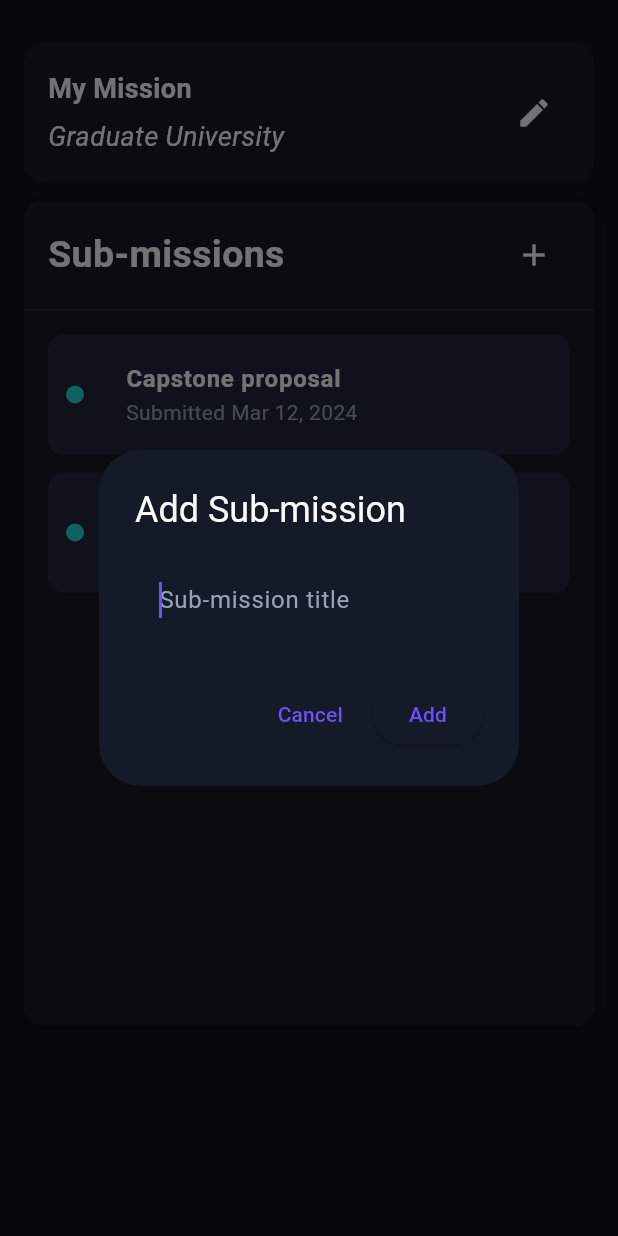
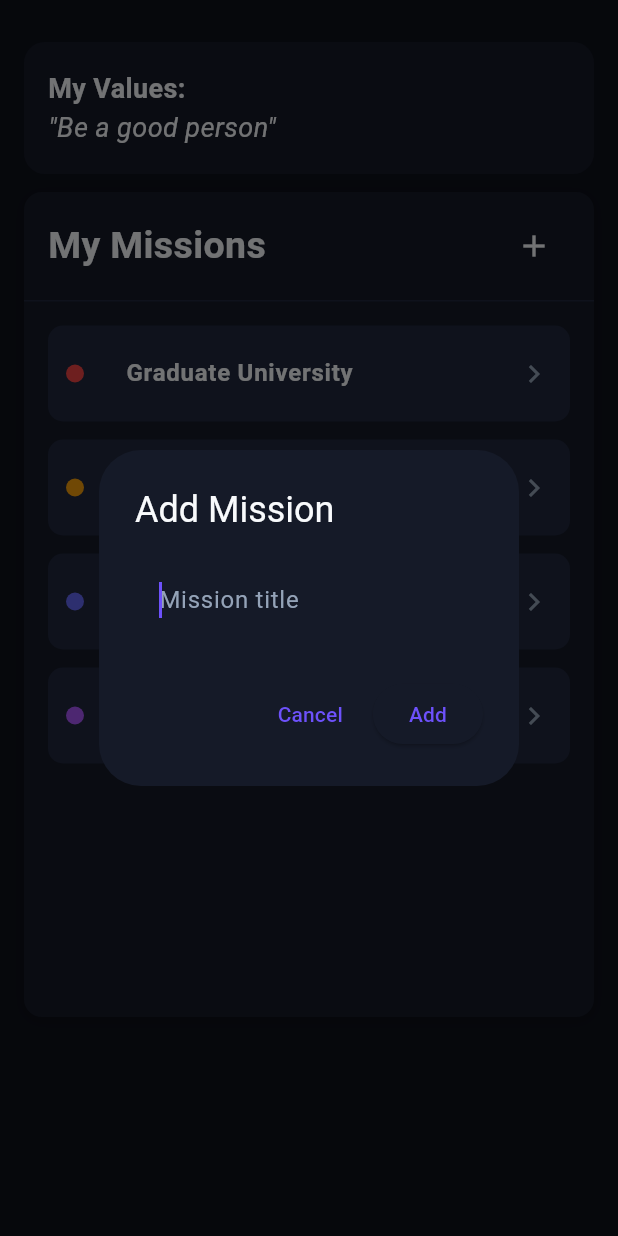
Before and after one commit to koixos/oop-mobile-frontend, a Flutter app: the MissionsListPage screen opened directly, after a tap on the "add" icon, on a phone screen of 412 x 824 dp. Run offline on Flutter 3.47's test engine with Material 3 defaults, Android fonts, the phone set to English and light mode, and no system bars; our stand-ins replace fluttertoast, shared_preferences, speech_to_text; accounts and stored records are empty.

```diff
--- a/lib/views/missions/missions_list_page.dart
+++ b/lib/views/missions/missions_list_page.dart
@@ -1,7 +1,7 @@
 import 'package:flutter/material.dart';
 import 'package:shared_preferences/shared_preferences.dart';
 import 'package:sptm/core/constants.dart';
-import 'package:sptm/views/missions/sub_mission_detail_page.dart';
+import 'package:sptm/views/missions/mission_detail_page.dart';
 
 class MissionsListPage extends StatefulWidget {
   const MissionsListPage({super.key});
@@ -11,8 +11,11 @@ class MissionsListPage extends StatefulWidget {
 }
 
 class _MissionsListPageState extends State<MissionsListPage> {
-  String _missionTitle = "Graduate University";
-  final List<MissionSubmission> _submissions = [
+  final List<Map<String, Object>> _missions = [
+    {
+      'title': "Graduate University",
+      'color': const Color(AppColors.danger),
+      'submissions': [
         MissionSubmission(
           title: "Capstone proposal",
           subtitle: "Submitted Mar 12, 2024",
@@ -21,6 +24,42 @@ class _MissionsListPageState extends State<MissionsListPage> {
           title: "Pass Algo class",
           subtitle: "Submitted Apr 02, 2024",
         ),
+      ],
+    },
+    {
+      'title': "Find a Job",
+      'color': const Color(AppColors.warning),
+      'submissions': [
+        MissionSubmission(
+          title: "Apply to jobs",
+          subtitle: "Submitted Feb 21, 2024",
+        ),
+      ],
+    },
+    {
+      'title': "Improve Coding Skills",
+      'color': const Color(AppColors.secondaryIndigoLight),
+      'submissions': [
+        MissionSubmission(
+          title: "Practice Algorithms",
+          subtitle: "Submitted Mar 29, 2024",
+        ),
+        MissionSubmission(
+          title: "Learn Flutter and Dart",
+          subtitle: "Submitted Apr 06, 2024",
+        ),
+      ],
+    },
+    {
+      'title': "Improve Health",
+      'color': const Color(AppColors.accentPurple),
+      'submissions': [
+        MissionSubmission(
+          title: "Meal prep log",
+          subtitle: "Submitted Mar 18, 2024",
+        ),
+      ],
+    },
   ];
 
   @override
@@ -37,27 +76,8 @@ class _MissionsListPageState extends State<MissionsListPage> {
     setState(() {});
   }
 
-  String _formatSubmissionDate(DateTime value) {
-    const months = [
-      "Jan",
-      "Feb",
-      "Mar",
-      "Apr",
-      "May",
-      "Jun",
-      "Jul",
-      "Aug",
-      "Sep",
-      "Oct",
-      "Nov",
-      "Dec",
-    ];
-    final month = months[value.month - 1];
-    return "$month ${value.day.toString().padLeft(2, "0")}, ${value.year}";
-  }
-
-  Future<void> _showEditMissionDialog() async {
-    final controller = TextEditingController(text: _missionTitle);
+  Future<void> _showAddMissionDialog() async {
+    final controller = TextEditingController();
 
     final result = await showDialog<String>(
       context: context,
@@ -65,7 +85,7 @@ class _MissionsListPageState extends State<MissionsListPage> {
         return AlertDialog(
           backgroundColor: const Color(AppColors.surface),
           title: const Text(
-            'Set Mission',
+            'Add Mission',
             style: TextStyle(color: Color(AppColors.textMain)),
           ),
           content: TextField(
@@ -74,60 +94,7 @@ class _MissionsListPageState extends State<MissionsListPage> {
             textInputAction: TextInputAction.done,
             style: const TextStyle(color: Color(AppColors.textMain)),
             decoration: const InputDecoration(
-              hintText: 'Write your mission',
-              hintStyle: TextStyle(color: Color(AppColors.textMuted)),
-            ),
-            onSubmitted: (_) => Navigator.of(context).pop(controller.text),
-          ),
-          actions: [
-            TextButton(
-              onPressed: () => Navigator.of(context).pop(),
-              child: const Text('Cancel'),
-            ),
-            ElevatedButton(
-              onPressed: () => Navigator.of(context).pop(controller.text),
-              child: const Text('Save'),
-            ),
-          ],
-        );
-      },
-    );
-
-    final title = result?.trim();
-    if (title == null || title.isEmpty) {
-      return;
-    }
-
-    setState(() {
-      _missionTitle = title;
-    });
-  }
-
-  Future<void> _showAddSubmissionDialog() async {
-    if (_missionTitle.trim().isEmpty) {
-      await _showEditMissionDialog();
-      if (_missionTitle.trim().isEmpty) {
-        return;
-      }
-    }
-
-    final controller = TextEditingController();
-    final result = await showDialog<String>(
-      context: context,
-      builder: (context) {
-        return AlertDialog(
-          backgroundColor: const Color(AppColors.surface),
-          title: const Text(
-            'Add Sub-mission',
-            style: TextStyle(color: Color(AppColors.textMain)),
-          ),
-          content: TextField(
-            controller: controller,
-            autofocus: true,
-            textInputAction: TextInputAction.done,
-            style: const TextStyle(color: Color(AppColors.textMain)),
-            decoration: const InputDecoration(
-              hintText: 'Sub-mission title',
+              hintText: 'Mission title',
               hintStyle: TextStyle(color: Color(AppColors.textMuted)),
             ),
             onSubmitted: (_) => Navigator.of(context).pop(controller.text),
@@ -152,63 +119,52 @@ class _MissionsListPageState extends State<MissionsListPage> {
     }
 
     setState(() {
-      _submissions.insert(
-        0,
-        MissionSubmission(
-          title: title,
-          subtitle: "Submitted ${_formatSubmissionDate(DateTime.now())}",
-        ),
-      );
+      _missions.add({
+        'title': title,
+        'color': const Color(AppColors.tagCyan),
+        'submissions': <MissionSubmission>[],
+      });
     });
   }
 
-  Widget _buildMissionHeader() {
-    final hasMission = _missionTitle.trim().isNotEmpty;
-
+  Widget _buildValueHeader() {
     return Container(
       padding: const EdgeInsets.symmetric(horizontal: 16, vertical: 18),
       decoration: BoxDecoration(
         color: const Color(AppColors.surface),
         borderRadius: BorderRadius.circular(14),
       ),
+
       child: Row(
+        mainAxisAlignment: MainAxisAlignment.spaceBetween,
         children: [
-          Expanded(
-            child: Column(
+          Column(
             crossAxisAlignment: CrossAxisAlignment.start,
-              children: [
-                const Text(
-                  'My Mission',
+            children: const [
+              Text(
+                'My Values:',
                 style: TextStyle(
                   color: Color(AppColors.textMain),
                   fontSize: 18,
                   fontWeight: FontWeight.bold,
                 ),
               ),
-                const SizedBox(height: 6),
               Text(
-                  hasMission ? _missionTitle : 'Tap to set your mission',
+                '\"Be a good person\"',
                 style: TextStyle(
                   fontSize: 18,
-                    color: hasMission
-                        ? const Color(AppColors.textMain)
-                        : const Color(AppColors.textMuted),
-                    fontStyle: hasMission ? FontStyle.italic : FontStyle.normal,
+                  color: Color(AppColors.textMain),
+                  fontStyle: FontStyle.italic,
                 ),
               ),
             ],
-            ),
-          ),
-          IconButton(
-            icon: const Icon(Icons.edit, color: Color(AppColors.textMain)),
-            onPressed: _showEditMissionDialog,
           ),
         ],
       ),
     );
   }
 
-  Widget _buildSubmissionsList() {
+  Widget _buildMissionsList() {
     return Container(
       height: 550,
       margin: const EdgeInsets.only(bottom: 16),
@@ -230,7 +186,7 @@ class _MissionsListPageState extends State<MissionsListPage> {
             child: Row(
               children: [
                 Text(
-                  'Sub-missions',
+                  'My Missions',
                   style: TextStyle(
                     fontWeight: FontWeight.bold,
                     color: Color(AppColors.textMain),
@@ -241,7 +197,7 @@ class _MissionsListPageState extends State<MissionsListPage> {
                 IconButton(
                   icon: const Icon(Icons.add, color: Color(AppColors.textMain)),
                   onPressed: () {
-                    _showAddSubmissionDialog();
+                    _showAddMissionDialog();
                   },
                 ),
               ],
@@ -250,21 +206,29 @@ class _MissionsListPageState extends State<MissionsListPage> {
           const Divider(height: 1, color: Color(AppColors.surfaceBase)),
           Expanded(
             child: Scrollbar(
-              child: _submissions.isEmpty
-                  ? const Center(
-                      child: Text(
-                        'No submissions yet.',
-                        style: TextStyle(color: Color(AppColors.textMuted)),
-                      ),
-                    )
-                  : ListView.separated(
+              child: ListView.separated(
                 padding: const EdgeInsets.all(16),
-                      itemCount: _submissions.length,
+                itemCount: _missions.length,
                 separatorBuilder: (context, index) =>
                     const SizedBox(height: 12),
                 itemBuilder: (context, index) {
-                        final submission = _submissions[index];
-                        return Container(
+                  final t = _missions[index];
+                  return Material(
+                    color: Colors.transparent,
+                    child: InkWell(
+                      borderRadius: BorderRadius.circular(10),
+                      onTap: () {
+                        Navigator.of(context).push(
+                          MaterialPageRoute(
+                            builder: (_) => MissionDetailPage(
+                              missionTitle: t['title'] as String,
+                              submissions:
+                                  t['submissions'] as List<MissionSubmission>,
+                            ),
+                          ),
+                        );
+                      },
+                      child: Container(
                         padding: const EdgeInsets.symmetric(
                           horizontal: 12,
                           vertical: 4,
@@ -275,32 +239,23 @@ class _MissionsListPageState extends State<MissionsListPage> {
                         ),
                         child: ListTile(
                           contentPadding: EdgeInsets.zero,
-                            leading: const CircleAvatar(
-                              backgroundColor: Color(AppColors.tagCyan),
+                          leading: CircleAvatar(
+                            backgroundColor: t['color'] as Color,
                             radius: 6,
                           ),
                           title: Text(
-                              submission.title,
+                            t['title'] as String,
                             style: const TextStyle(
                               color: Color(AppColors.textMain),
                               fontWeight: FontWeight.w600,
                             ),
                           ),
-                            subtitle: Text(
-                              submission.subtitle,
-                              style: const TextStyle(
+                          trailing: const Icon(
+                            Icons.chevron_right,
                             color: Color(AppColors.textMuted),
                           ),
                         ),
-                            onTap: () {
-                              Navigator.of(context).push(
-                                MaterialPageRoute(
-                                  builder: (context) => SubMissionDetailPage(
-                                    subMissionTitle: submission.title,
                       ),
-                                ),
-                              );
-                            },
                     ),
                   );
                 },
@@ -330,9 +285,9 @@ class _MissionsListPageState extends State<MissionsListPage> {
                 crossAxisAlignment: CrossAxisAlignment.start,
                 children: [
                   const SizedBox(height: 16),
-                  _buildMissionHeader(),
+                  _buildValueHeader(),
                   const SizedBox(height: 12),
-                  _buildSubmissionsList(),
+                  _buildMissionsList(),
                   const SizedBox(height: 40),
                 ],
               ),
```
Also changed, not shown: lib/views/dashboard/dashboard_page.dart (+15 -15 lines), lib/views/missions/mission_detail_page.dart (renamed from lib/views/missions/sub_mission_detail_page.dart). Lines whose indentation alone changed are shown as unchanged.
